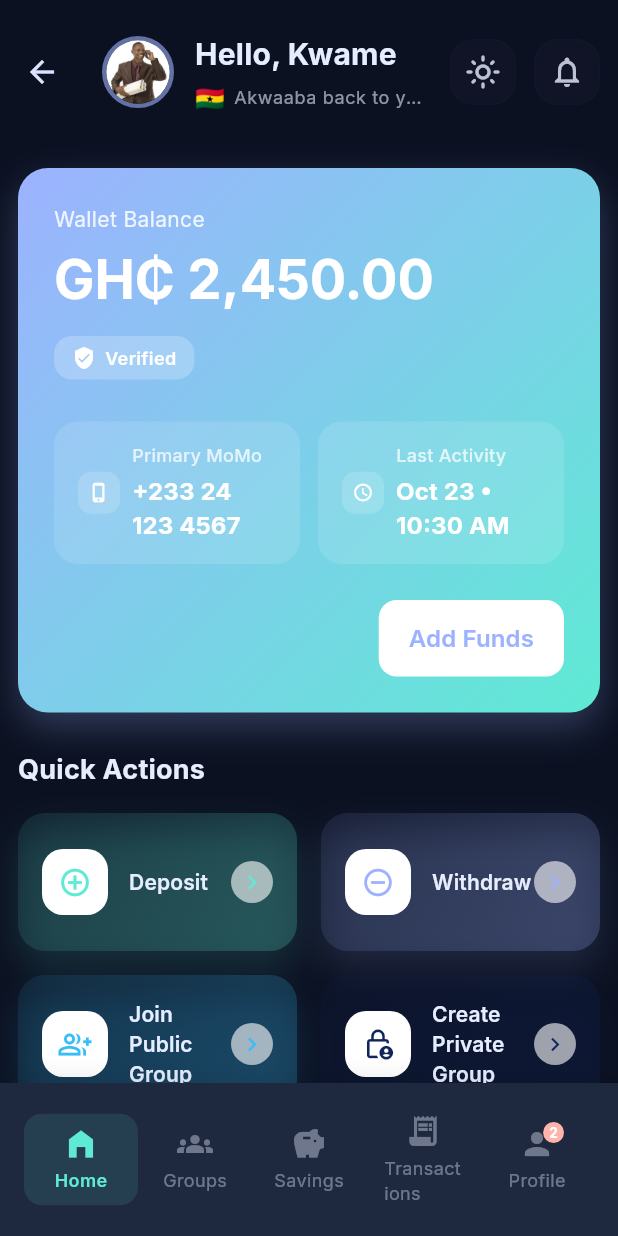
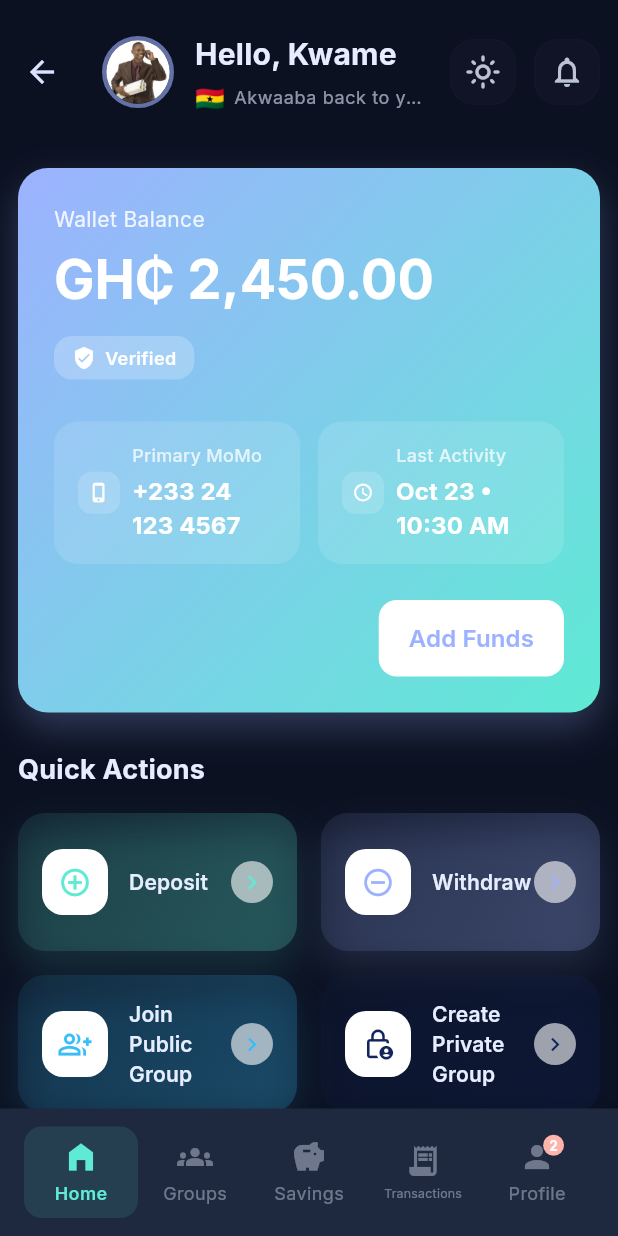
Before and after one commit to woedy/sankofa_super, a Flutter app: the MainScreen screen opened directly, after a tap on the "dark mode" icon, on a phone screen of 412 x 824 dp. Run offline on Flutter 3.47's test engine with Material 3 defaults, Android fonts, the phone set to English and light mode, and no system bars; our stand-ins replace google_fonts, shared_preferences, smooth_page_indicator; accounts and stored records are empty.

Commit message:
Fix  Nav Tab

```diff
--- a/sankofa_app/lib/screens/main_screen.dart
+++ b/sankofa_app/lib/screens/main_screen.dart
@@ -144,12 +144,19 @@ class _MainScreenState extends State<MainScreen> {
                 ],
               ),
               const SizedBox(height: 4),
-              Text(
-                label,
-                style: TextStyle(
-                  color: iconColor,
-                  fontSize: 12,
-                  fontWeight: isActive ? FontWeight.w600 : FontWeight.normal,
+              SizedBox(
+                width: double.infinity,
+                child: FittedBox(
+                  fit: BoxFit.scaleDown,
+                  alignment: Alignment.center,
+                  child: Text(
+                    label,
+                    style: TextStyle(
+                      color: iconColor,
+                      fontSize: 12,
+                      fontWeight: isActive ? FontWeight.w600 : FontWeight.normal,
+                    ),
+                  ),
                 ),
               ),
             ],
--- a/sankofa_app/lib/screens/transactions_screen.dart
+++ b/sankofa_app/lib/screens/transactions_screen.dart
@@ -374,41 +374,53 @@ class _TransactionsScreenState extends State<TransactionsScreen> {
                 LayoutBuilder(
                   builder: (context, constraints) {
                     final isCompact = constraints.maxWidth < 520;
-                    final buttons = <Widget>[
-                      FilledButton.icon(
+                    final depositButton = FilledButton.icon(
                       onPressed: _openDepositFlow,
                       icon: const Icon(Icons.add_circle_outline),
                       label: const Text('New deposit'),
-                      ),
-                      OutlinedButton.icon(
+                    );
+                    final withdrawalButton = OutlinedButton.icon(
                       onPressed: _openWithdrawalFlow,
                       icon: const Icon(Icons.remove_circle_outline),
                       label: const Text('New withdrawal'),
-                      ),
-                      if (_hasActiveFilters)
-                        TextButton.icon(
+                    );
+                    final resetButton = _hasActiveFilters
+                        ? TextButton.icon(
                             onPressed: _resetFilters,
                             icon: const Icon(Icons.refresh, size: 18),
                             label: const Text('Reset filters'),
-                        ),
-                    ];
+                          )
+                        : null;
 
                     if (isCompact) {
                       return Column(
                         crossAxisAlignment: CrossAxisAlignment.stretch,
                         children: [
-                          for (var i = 0; i < buttons.length; i++) ...[
-                            SizedBox(width: double.infinity, child: buttons[i]),
-                            if (i != buttons.length - 1) const SizedBox(height: 12),
+                          Row(
+                            children: [
+                              Expanded(child: depositButton),
+                              const SizedBox(width: 12),
+                              Expanded(child: withdrawalButton),
+                            ],
+                          ),
+                          if (resetButton != null) ...[
+                            const SizedBox(height: 12),
+                            SizedBox(width: double.infinity, child: resetButton),
                           ],
                         ],
                       );
                     }
 
-                    return Wrap(
-                      spacing: 12,
-                      runSpacing: 12,
-                      children: buttons,
+                    return Row(
+                      children: [
+                        depositButton,
+                        const SizedBox(width: 12),
+                        withdrawalButton,
+                        if (resetButton != null) ...[
+                          const SizedBox(width: 12),
+                          resetButton,
+                        ],
+                      ],
                     );
                   },
                 ),
```
Lines whose indentation alone changed are shown as unchanged.
